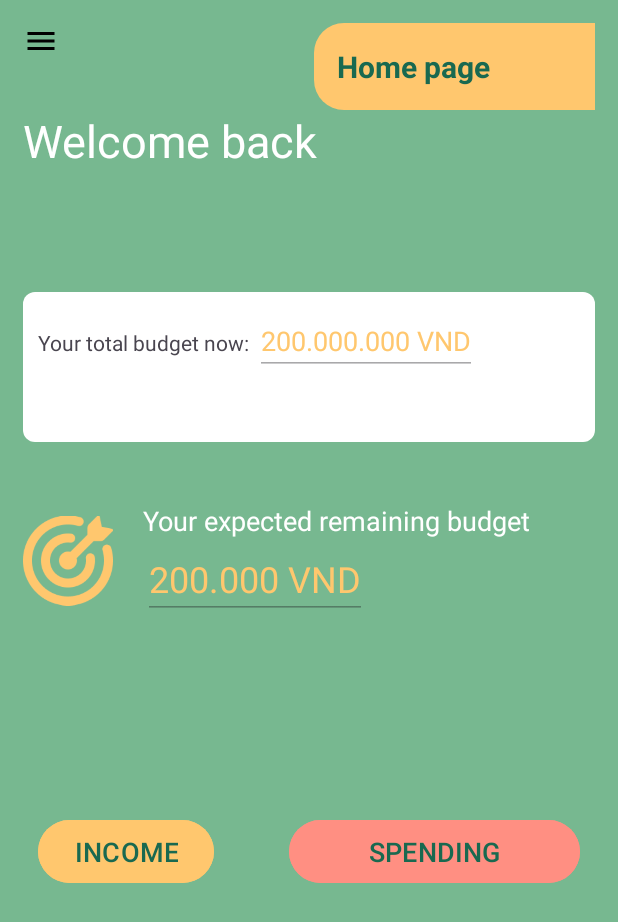
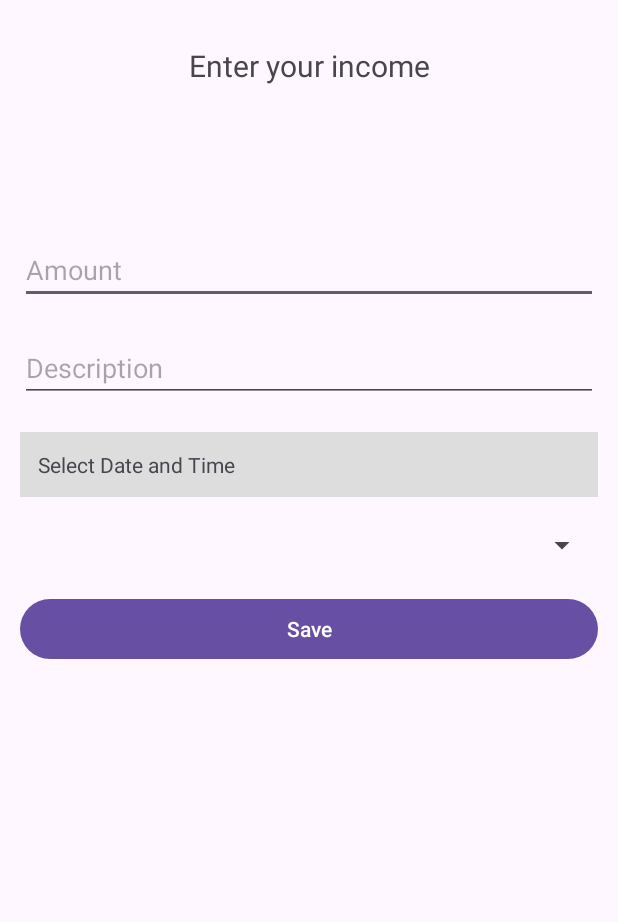
Before and after one commit to kyBa-Le/android-project-my-budget, an Android app: the HomeActivity screen opened directly, with no data from a screen before it, after a tap on "INCOME", on a phone screen of 412 x 824 dp. Shown: the top 922 px of the screen. Run offline under Robolectric (Android 15) with nearby library versions, the light colour scheme and no system bars.

Commit message:
create the UI for income form

```diff
--- a/app/src/main/AndroidManifest.xml
+++ b/app/src/main/AndroidManifest.xml
@@ -13,6 +13,9 @@
         android:theme="@style/Theme.MyBudget"
         tools:targetApi="31">
         <activity
+            android:name=".IncomeFormActivity"
+            android:exported="false" />
+        <activity
             android:name=".MainActivity"
             android:exported="true">
             <intent-filter>
--- a/app/src/main/java/com/example/mybudget/HomeActivity.java
+++ b/app/src/main/java/com/example/mybudget/HomeActivity.java
@@ -1,5 +1,6 @@
 package com.example.mybudget;
 
+import android.content.Intent;
 import android.os.Bundle;
 import android.widget.Button;
 import android.widget.EditText;
@@ -9,6 +10,9 @@ import android.widget.Toast;
 
 import androidx.activity.EdgeToEdge;
 import androidx.appcompat.app.AppCompatActivity;
+import androidx.core.graphics.Insets;
+import androidx.core.view.ViewCompat;
+import androidx.core.view.WindowInsetsCompat;
 
 import com.example.mybudget.component.MenuComponent;
 
@@ -32,6 +36,13 @@ public class HomeActivity extends AppCompatActivity {
 
         setUpIncomeButton();
         setUpSpendingButton();
+
+        ViewCompat.setOnApplyWindowInsetsListener(findViewById(R.id.main), (v, insets) -> {
+            Insets systemBars = insets.getInsets(WindowInsetsCompat.Type.systemBars());
+            v.setPaddingRelative(20, systemBars.top, 20, systemBars.bottom);
+            return insets;
+        });
+
     }
 
     private void mapping() {
@@ -45,7 +56,8 @@ public class HomeActivity extends AppCompatActivity {
 
     public void setUpIncomeButton() {
         incomeButton.setOnClickListener(v -> {
-            Toast.makeText(this, "You tapped on income button", Toast.LENGTH_SHORT).show();
+            Intent intent = new Intent(HomeActivity.this, IncomeFormActivity.class);
+            startActivity(intent);
         });
     }
 
--- /dev/null
+++ b/app/src/main/java/com/example/mybudget/IncomeFormActivity.java
@@ -0,0 +1,27 @@
+package com.example.mybudget;
+
+import android.os.Bundle;
+
+import androidx.activity.EdgeToEdge;
+import androidx.appcompat.app.AppCompatActivity;
+import androidx.core.graphics.Insets;
+import androidx.core.view.ViewCompat;
+import androidx.core.view.WindowInsetsCompat;
+
+public class IncomeFormActivity extends AppCompatActivity {
+
+    @Override
+    protected void onCreate(Bundle savedInstanceState) {
+        super.onCreate(savedInstanceState);
+        EdgeToEdge.enable(this);
+        setContentView(R.layout.activity_income_form);
+
+
+        ViewCompat.setOnApplyWindowInsetsListener(findViewById(R.id.main), (v, insets) -> {
+            Insets systemBars = insets.getInsets(WindowInsetsCompat.Type.systemBars());
+            v.setPaddingRelative(20, systemBars.top, 20, systemBars.bottom);
+            return insets;
+        });
+
+    }
+}
--- a/app/src/main/java/com/example/mybudget/MainActivity.java
+++ b/app/src/main/java/com/example/mybudget/MainActivity.java
@@ -12,11 +12,13 @@ import androidx.core.graphics.Insets;
 import androidx.core.view.ViewCompat;
 import androidx.core.view.WindowInsetsCompat;
 
+import com.example.mybudget.database.DatabaseHelper;
+
 public class MainActivity extends AppCompatActivity {
 
     private Button nameEntryButton;
     private EditText nameEntryEditText;
-    private UserDatabaseHelper userDatabaseHelper;
+    private DatabaseHelper databaseHelper;
 
     @Override
     protected void onCreate(Bundle savedInstanceState) {
@@ -25,7 +27,7 @@ public class MainActivity extends AppCompatActivity {
         setContentView(R.layout.welcome_page);
 
         mapping();
-        userDatabaseHelper = new UserDatabaseHelper(this);
+        databaseHelper = new DatabaseHelper(this);
 
         checkExistingUser();
 
@@ -48,7 +50,7 @@ public class MainActivity extends AppCompatActivity {
             String name = nameEntryEditText.getText().toString().trim();
             if (!name.isEmpty()) {
                 try {
-                    userDatabaseHelper.insertUsername(name);
+                    databaseHelper.insertUsername(name);
                 } catch (Exception e) {
                     Toast.makeText(this, e.getMessage(), Toast.LENGTH_SHORT).show();
                 }
@@ -64,7 +66,7 @@ public class MainActivity extends AppCompatActivity {
     }
 
     public void checkExistingUser() {
-        String savedName = userDatabaseHelper.getLatestUsername();
+        String savedName = databaseHelper.getLatestUsername();
 
         if (savedName != null) {
             Intent intent = new Intent(MainActivity.this, HomeActivity.class);
--- a/app/src/main/java/com/example/mybudget/UserDatabaseHelper.java
+++ b/app/src/main/java/com/example/mybudget/database/DatabaseHelper.java
@@ -1,11 +1,11 @@
-package com.example.mybudget;
+package com.example.mybudget.database;
 
 import android.content.Context;
 import android.database.Cursor;
 import android.database.sqlite.SQLiteDatabase;
 import android.database.sqlite.SQLiteOpenHelper;
 
-public class UserDatabaseHelper extends SQLiteOpenHelper {
+public class DatabaseHelper extends SQLiteOpenHelper {
     private static final String DATABASE_NAME = "UserDB.db";
     private static final int DATABASE_VERSION = 1;
     private static final String TABLE_NAME = "users";
@@ -13,7 +13,7 @@ public class UserDatabaseHelper extends SQLiteOpenHelper {
     private static final String COLUMN_USERNAME = "username";
 
 
-    public UserDatabaseHelper(Context context) {
+    public DatabaseHelper(Context context) {
         super(context, DATABASE_NAME, null, DATABASE_VERSION);
     }
 
--- /dev/null
+++ b/app/src/main/res/layout/activity_income_form.xml
@@ -0,0 +1,53 @@
+<LinearLayout xmlns:android="http://schemas.android.com/apk/res/android"
+    android:layout_width="match_parent"
+    android:orientation="vertical"
+    android:padding="16dp"
+    android:id="@+id/main"
+    android:layout_height="wrap_content">
+
+    <TextView
+        android:layout_width="match_parent"
+        android:layout_marginTop="30dp"
+        android:layout_height="match_parent"
+        android:textAlignment="center"
+        android:textSize="20sp"
+        android:text="Enter your income"
+        />
+
+    <EditText
+        android:layout_marginTop="100dp"
+        android:id="@+id/etAmount"
+        android:hint="Amount"
+        android:inputType="numberDecimal"
+        android:layout_width="match_parent"
+        android:layout_height="wrap_content" />
+
+    <EditText
+        android:layout_marginTop="20dp"
+        android:id="@+id/etDescription"
+        android:hint="Description"
+        android:layout_width="match_parent"
+        android:layout_height="wrap_content" />
+
+    <TextView
+        android:layout_marginTop="20dp"
+        android:id="@+id/tvDateTime"
+        android:text="Select Date and Time"
+        android:padding="12dp"
+        android:background="#DDD"
+        android:layout_width="match_parent"
+        android:layout_height="wrap_content" />
+
+    <Spinner
+        android:layout_marginTop="20dp"
+        android:id="@+id/spinnerCategory"
+        android:layout_width="match_parent"
+        android:layout_height="wrap_content" />
+
+    <Button
+        android:layout_marginTop="20dp"
+        android:id="@+id/btnSave"
+        android:text="Save"
+        android:layout_width="match_parent"
+        android:layout_height="wrap_content" />
+</LinearLayout>
--- a/app/src/main/res/layout/home_page.xml
+++ b/app/src/main/res/layout/home_page.xml
@@ -1,6 +1,7 @@
 <?xml version="1.0" encoding="utf-8"?>
 <LinearLayout xmlns:android="http://schemas.android.com/apk/res/android"
     xmlns:app="http://schemas.android.com/apk/res-auto"
+    android:id="@+id/main"
     android:layout_width="match_parent"
     android:layout_height="match_parent"
     android:background="@color/primary_color"
--- a/app/src/main/res/values/strings.xml
+++ b/app/src/main/res/values/strings.xml
@@ -1,4 +1,4 @@
 <resources>
     <string name="app_name">MyBudget</string>
-    <string name="menu_description" >MenuItem</string>
+    <string name="menu_description">MenuItem</string>
 </resources>
```
